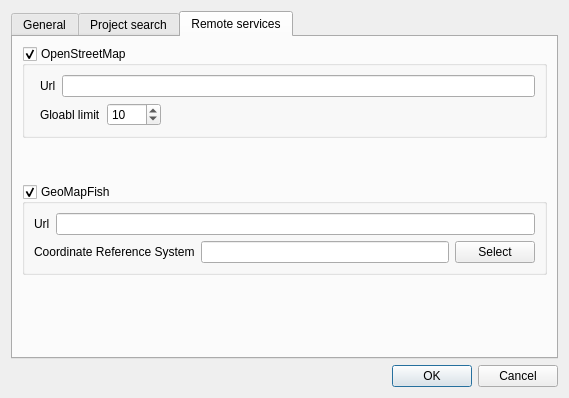
3nids/quickfinder, file ui/ui_configuration.ui: the form before one commit.
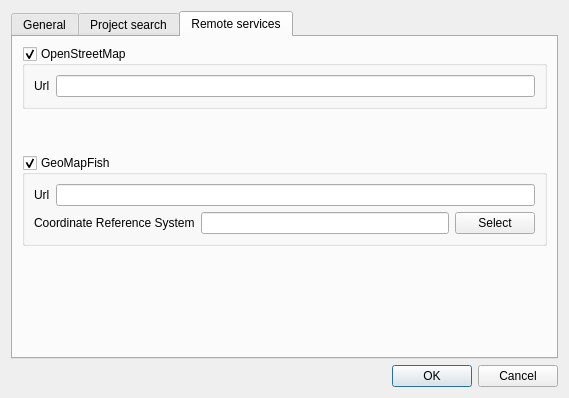
The form after the commit. The open tabs and pages were chosen to show the change. Icons and pictures are not drawn.

Commit message: Remove unused items from configuration dialog

Patch:
```diff
--- a/ui/ui_configuration.ui
+++ b/ui/ui_configuration.ui
@@ -381,48 +381,8 @@
          <property name="checkable">
           <bool>true</bool>
          </property>
-         <layout class="QFormLayout" name="formLayout_3">
-          <property name="fieldGrowthPolicy">
-           <enum>QFormLayout::AllNonFixedFieldsGrow</enum>
-          </property>
-          <item row="1" column="1">
-           <layout class="QHBoxLayout" name="horizontalLayout_7">
-            <item>
-             <widget class="QLabel" name="osm_limitLabel">
-              <property name="text">
-               <string>Gloabl limit</string>
-              </property>
-             </widget>
-            </item>
-            <item>
-             <widget class="QSpinBox" name="osmLimit">
-              <property name="minimum">
-               <number>1</number>
-              </property>
-              <property name="maximum">
-               <number>1000</number>
-              </property>
-              <property name="value">
-               <number>10</number>
-              </property>
-             </widget>
-            </item>
-            <item>
-             <spacer name="horizontalSpacer_5">
-              <property name="orientation">
-               <enum>Qt::Horizontal</enum>
-              </property>
-              <property name="sizeHint" stdset="0">
-               <size>
-                <width>40</width>
-                <height>20</height>
-               </size>
-              </property>
-             </spacer>
-            </item>
-           </layout>
-          </item>
-          <item row="0" column="1">
+         <layout class="QVBoxLayout" name="verticalLayout_5">
+          <item>
            <layout class="QHBoxLayout" name="horizontalLayout_8">
             <item>
              <widget class="QLabel" name="osmUrlLabel">
```
Left out of the diff: 47 changed lines with no effect on the pictures.
